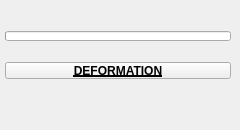
The window that tentacle/ui/uiLevel_3/deformation.ui (m3trik/tentacle) describes before a commit, drawn with Qt 5.
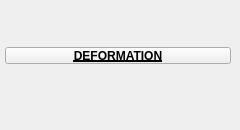
The same window after the commit. Custom widgets are drawn as their Qt base class.

What changed in the file:
```diff
--- a/tentacle/ui/uiLevel_3/deformation.ui
+++ b/tentacle/ui/uiLevel_3/deformation.ui
@@ -51,35 +51,7 @@
      <property name="spacing">
       <number>0</number>
      </property>
-     <item row="0" column="1" colspan="2">
-      <widget class="ProgressBar" name="progressBar">
-       <property name="sizePolicy">
-        <sizepolicy hsizetype="Ignored" vsizetype="Fixed">
-         <horstretch>0</horstretch>
-         <verstretch>0</verstretch>
-        </sizepolicy>
-       </property>
-       <property name="minimumSize">
-        <size>
-         <width>0</width>
-         <height>10</height>
-        </size>
-       </property>
-       <property name="maximumSize">
-        <size>
-         <width>16777215</width>
-         <height>10</height>
-        </size>
-       </property>
-       <property name="value">
-        <number>0</number>
-       </property>
-       <property name="textVisible">
-        <bool>false</bool>
-       </property>
-      </widget>
-     </item>
-     <item row="2" column="1" colspan="2">
+     <item row="1" column="1" colspan="2">
       <layout class="QHBoxLayout" name="horizontalLayout">
        <item>
         <layout class="QVBoxLayout" name="verticalLayout">
@@ -97,7 +69,7 @@
        </item>
       </layout>
      </item>
-     <item row="1" column="1" colspan="2">
+     <item row="0" column="1" colspan="2">
       <widget class="PushButtonDraggable" name="draggable_header">
        <property name="minimumSize">
         <size>
@@ -136,11 +108,6 @@
    <extends>QPushButton</extends>
    <header>widgets.pushbuttondraggable.h</header>
   </customwidget>
-  <customwidget>
-   <class>ProgressBar</class>
-   <extends>QProgressBar</extends>
-   <header>widgets.progressbar.h</header>
-  </customwidget>
  </customwidgets>
  <resources/>
  <connections/>
```
